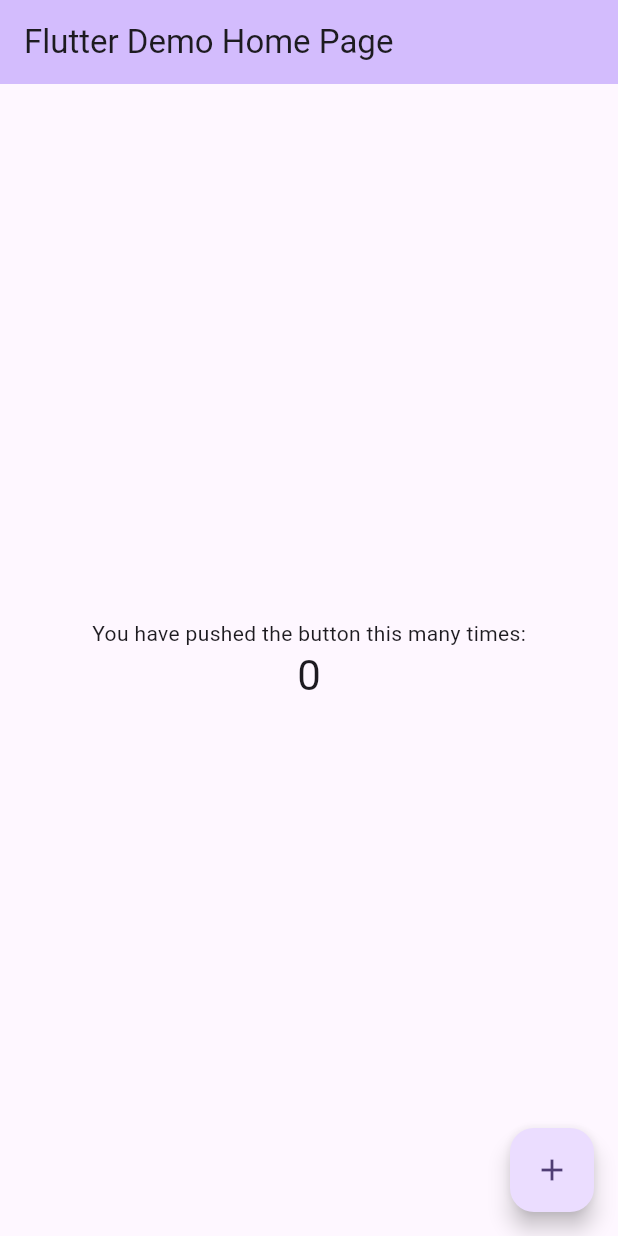
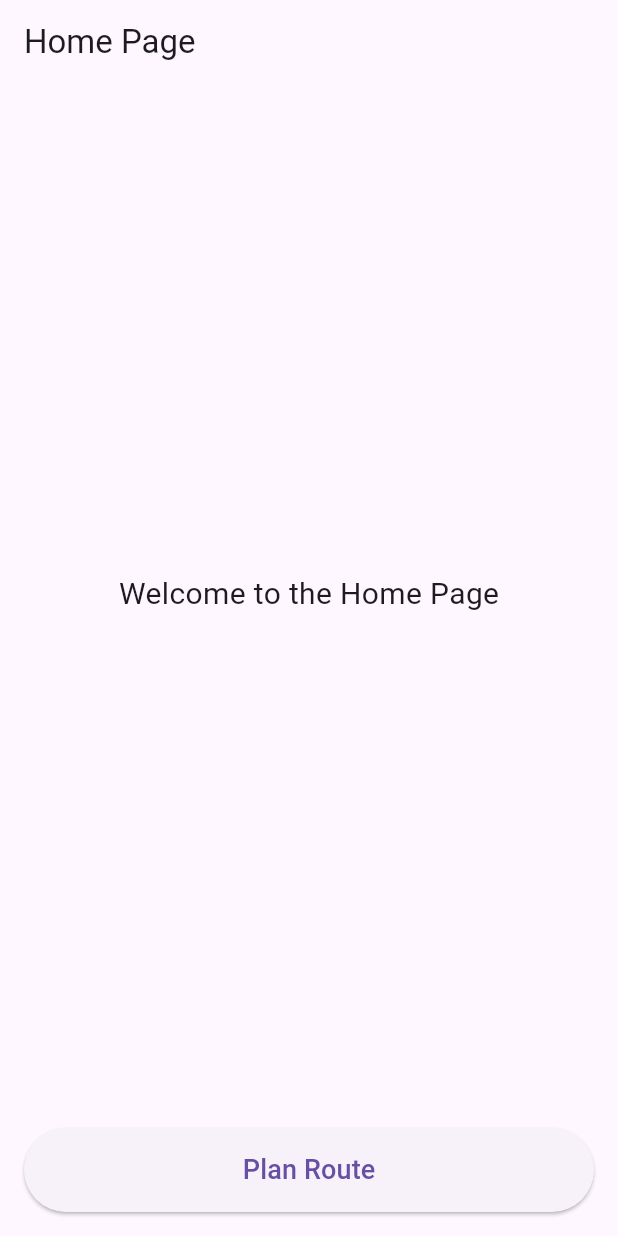
Before and after one commit to samuel-bazinet/hci_mobile_prototype, a Flutter app: the screen it shows after launch, on a phone screen of 412 x 824 dp. Run offline on Flutter 3.47's test engine with Material 3 defaults, Android fonts, the phone set to English and light mode, and no system bars.

Commit message:
added pages

```diff
--- a/lib/main.dart
+++ b/lib/main.dart
@@ -1,125 +1,57 @@
 import 'package:flutter/material.dart';
+import 'PlanRoute.dart';
 
 void main() {
   runApp(const MyApp());
 }
 
 class MyApp extends StatelessWidget {
-  const MyApp({super.key});
+  const MyApp({Key? key}) : super(key: key);
 
-  // This widget is the root of your application.
   @override
   Widget build(BuildContext context) {
     return MaterialApp(
-      title: 'Flutter Demo',
+      title: 'Route Planner',
       theme: ThemeData(
-        // This is the theme of your application.
-        //
-        // TRY THIS: Try running your application with "flutter run". You'll see
-        // the application has a blue toolbar. Then, without quitting the app,
-        // try changing the seedColor in the colorScheme below to Colors.green
-        // and then invoke "hot reload" (save your changes or press the "hot
-        // reload" button in a Flutter-supported IDE, or press "r" if you used
-        // the command line to start the app).
-        //
-        // Notice that the counter didn't reset back to zero; the application
-        // state is not lost during the reload. To reset the state, use hot
-        // restart instead.
-        //
-        // This works for code too, not just values: Most code changes can be
-        // tested with just a hot reload.
-        colorScheme: ColorScheme.fromSeed(seedColor: Colors.deepPurple),
-        useMaterial3: true,
+        primarySwatch: Colors.blue,
       ),
-      home: const MyHomePage(title: 'Flutter Demo Home Page'),
+      home: HomePage(),
     );
   }
 }
 
-class MyHomePage extends StatefulWidget {
-  const MyHomePage({super.key, required this.title});
-
-  // This widget is the home page of your application. It is stateful, meaning
-  // that it has a State object (defined below) that contains fields that affect
-  // how it looks.
-
-  // This class is the configuration for the state. It holds the values (in this
-  // case the title) provided by the parent (in this case the App widget) and
-  // used by the build method of the State. Fields in a Widget subclass are
-  // always marked "final".
-
-  final String title;
-
-  @override
-  State<MyHomePage> createState() => _MyHomePageState();
-}
-
-class _MyHomePageState extends State<MyHomePage> {
-  int _counter = 0;
-
-  void _incrementCounter() {
-    setState(() {
-      // This call to setState tells the Flutter framework that something has
-      // changed in this State, which causes it to rerun the build method below
-      // so that the display can reflect the updated values. If we changed
-      // _counter without calling setState(), then the build method would not be
-      // called again, and so nothing would appear to happen.
-      _counter++;
-    });
-  }
-
+class HomePage extends StatelessWidget {
   @override
   Widget build(BuildContext context) {
-    // This method is rerun every time setState is called, for instance as done
-    // by the _incrementCounter method above.
-    //
-    // The Flutter framework has been optimized to make rerunning build methods
-    // fast, so that you can just rebuild anything that needs updating rather
-    // than having to individually change instances of widgets.
     return Scaffold(
       appBar: AppBar(
-        // TRY THIS: Try changing the color here to a specific color (to
-        // Colors.amber, perhaps?) and trigger a hot reload to see the AppBar
-        // change color while the other colors stay the same.
-        backgroundColor: Theme.of(context).colorScheme.inversePrimary,
-        // Here we take the value from the MyHomePage object that was created by
-        // the App.build method, and use it to set our appbar title.
-        title: Text(widget.title),
+        title: Text('Home Page'),
       ),
       body: Center(
-        // Center is a layout widget. It takes a single child and positions it
-        // in the middle of the parent.
-        child: Column(
-          // Column is also a layout widget. It takes a list of children and
-          // arranges them vertically. By default, it sizes itself to fit its
-          // children horizontally, and tries to be as tall as its parent.
-          //
-          // Column has various properties to control how it sizes itself and
-          // how it positions its children. Here we use mainAxisAlignment to
-          // center the children vertically; the main axis here is the vertical
-          // axis because Columns are vertical (the cross axis would be
-          // horizontal).
-          //
-          // TRY THIS: Invoke "debug painting" (choose the "Toggle Debug Paint"
-          // action in the IDE, or press "p" in the console), to see the
-          // wireframe for each widget.
-          mainAxisAlignment: MainAxisAlignment.center,
-          children: <Widget>[
-            const Text(
-              'You have pushed the button this many times:',
-            ),
-            Text(
-              '$_counter',
-              style: Theme.of(context).textTheme.headlineMedium,
-            ),
-          ],
+        child: Text(
+          'Welcome to the Home Page',
+          style: TextStyle(fontSize: 20.0),
         ),
       ),
-      floatingActionButton: FloatingActionButton(
-        onPressed: _incrementCounter,
-        tooltip: 'Increment',
-        child: const Icon(Icons.add),
-      ), // This trailing comma makes auto-formatting nicer for build methods.
+      // Using ElevatedButton for navigation
+      bottomNavigationBar: Padding(
+        padding: EdgeInsets.all(16.0), // Add padding to increase button size
+        child: ElevatedButton(
+          onPressed: () {
+            Navigator.push(
+              context,
+              MaterialPageRoute(builder: (context) => PlanRoutePage()),
+            );
+          },
+          child: Container(
+            padding: EdgeInsets.all(15.0),
+            child: Text(
+              'Plan Route',
+              style: TextStyle(fontSize: 18.0),
+            ),
+          ),
+        ),
+      ),
     );
   }
 }
```
Also changed, not shown: lib/PlanRoute.dart (added, +42 -0 lines), lib/RouteList.dart (added, +18 -0 lines).
